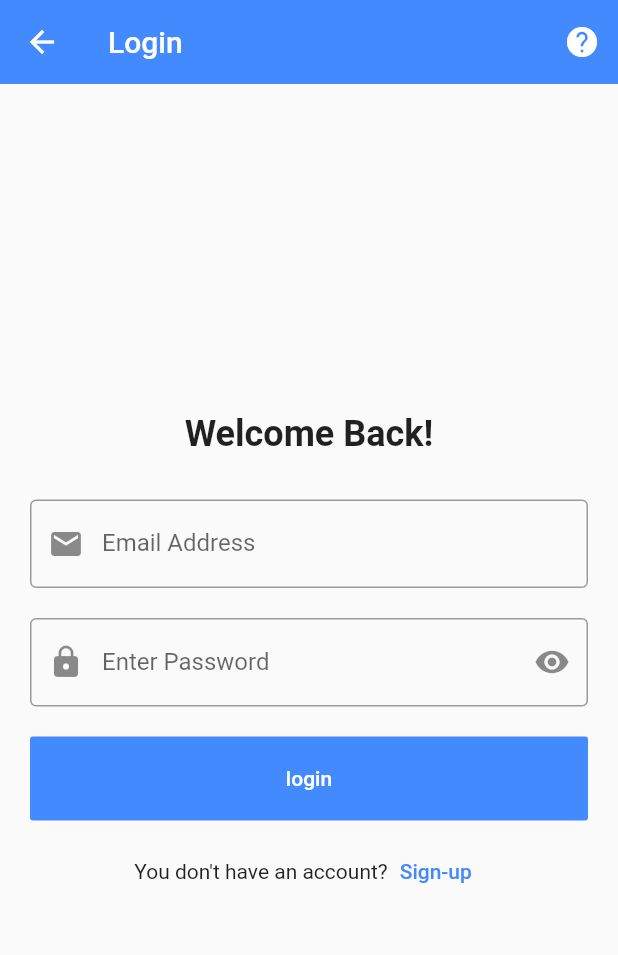
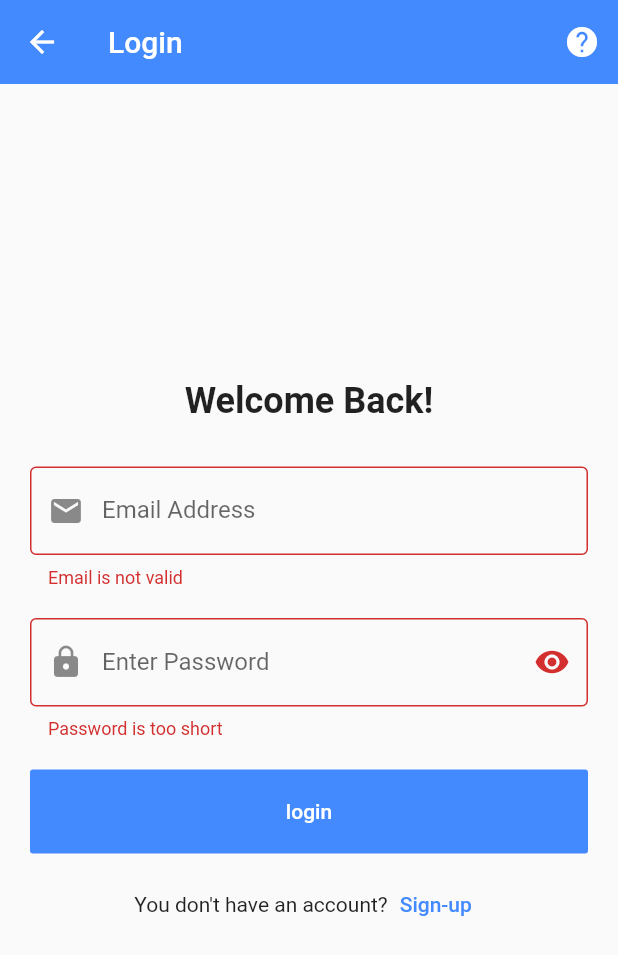
Before and after one commit to ojpro/flutter_learning_app, a Flutter app: the screen it shows after launch, after a tap on "login", on a phone screen of 412 x 824 dp. Shown: the top 955 px of the screen. Run offline on Flutter 3.47's test engine with Material 2 defaults, Android fonts, the phone set to English and light mode, and no system bars.

Commit message:
✔ add validation

```diff
--- a/lib/modules/login/login.dart
+++ b/lib/modules/login/login.dart
@@ -7,6 +7,7 @@ class LoginScreen extends StatelessWidget {
   // Fields Controllers
   var emailController = TextEditingController();
   var passwordController = TextEditingController();
+  var formKey = GlobalKey<FormState>();
 
   LoginScreen({super.key});
 
@@ -33,6 +34,8 @@ class LoginScreen extends StatelessWidget {
             horizontal: 20,
           ),
           width: double.infinity,
+          child: Form(
+            key: formKey,
             child: Column(
               mainAxisAlignment: MainAxisAlignment.center,
               children: [
@@ -47,6 +50,12 @@ class LoginScreen extends StatelessWidget {
                   height: 30,
                 ),
                 TextFormField(
+                  validator: (value) {
+                    if (value == '') {
+                      return "Email is not valid";
+                    }
+                    return null;
+                  },
                   controller: emailController,
                   keyboardType: TextInputType.emailAddress,
                   decoration: const InputDecoration(
@@ -59,6 +68,12 @@ class LoginScreen extends StatelessWidget {
                   height: 20,
                 ),
                 TextFormField(
+                  validator: (value) {
+                    if (value == "") {
+                      return "Password is too short";
+                    }
+                    return null;
+                  },
                   controller: passwordController,
                   keyboardType: TextInputType.visiblePassword,
                   obscureText: true,
@@ -72,7 +87,13 @@ class LoginScreen extends StatelessWidget {
                 SizedBox(
                   height: 20,
                 ),
-              DefaultButton(title: "login", onClick: () {}),
+                DefaultButton(
+                    title: "login",
+                    onClick: () {
+                      if (formKey.currentState!.validate()) {
+                        print("Logining");
+                      }
+                    }),
                 SizedBox(
                   height: 10,
                 ),
@@ -95,6 +116,7 @@ class LoginScreen extends StatelessWidget {
             ),
           ),
         ),
+      ),
     );
   }
 }
```
Lines whose indentation alone changed are shown as unchanged.
